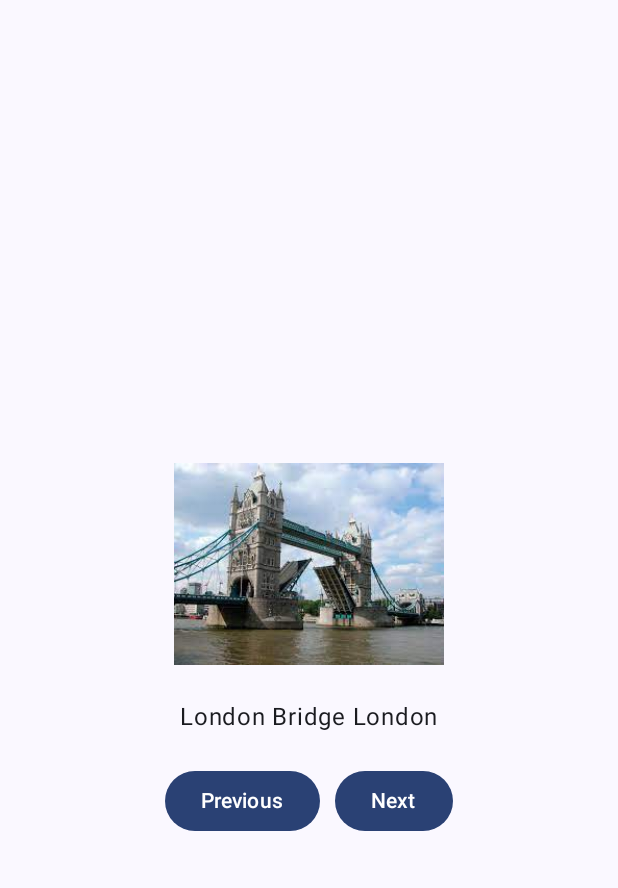
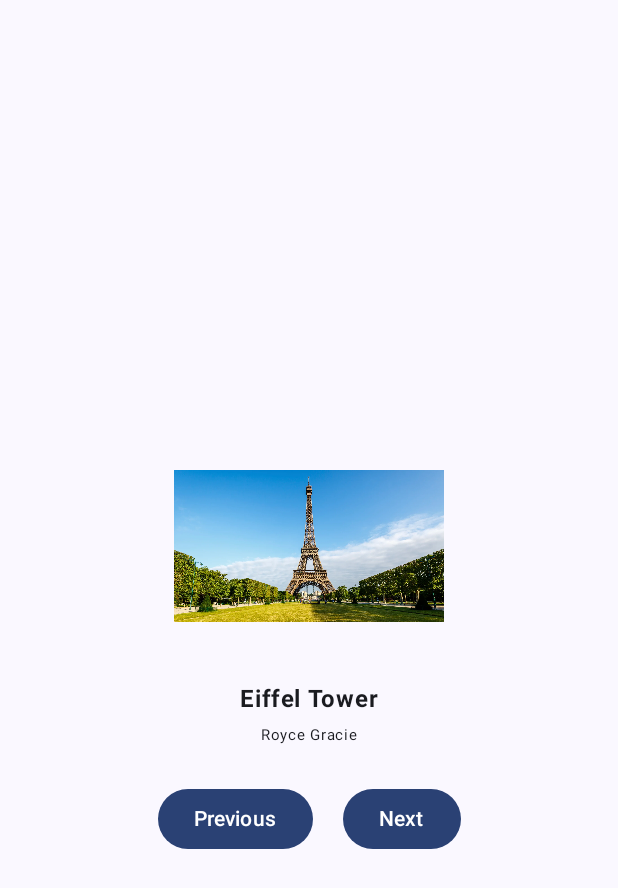
Before and after one commit to lalhming-muana/Repo_testna_app, an Android app built with Jetpack Compose: the screen it shows after launch (MainActivity), after a tap on "Next", on a phone screen of 412 x 824 dp. Shown: the top 888 px of the screen. Run offline under Robolectric (Android 15) with nearby library versions, the phone set to English and light mode, and no system bars.

Commit message:
App function is complete

```diff
--- a/app/src/main/java/com/example/repo_testna/MainActivity.kt
+++ b/app/src/main/java/com/example/repo_testna/MainActivity.kt
@@ -19,12 +19,18 @@ import androidx.compose.material3.MaterialTheme
 import androidx.compose.material3.Surface
 import androidx.compose.material3.Text
 import androidx.compose.runtime.Composable
+import androidx.compose.runtime.getValue
+import androidx.compose.runtime.mutableStateOf
+import androidx.compose.runtime.remember
+import androidx.compose.runtime.setValue
 import androidx.compose.ui.Alignment
 import androidx.compose.ui.Modifier
 import androidx.compose.ui.draw.clip
 import androidx.compose.ui.res.painterResource
+import androidx.compose.ui.text.font.FontWeight
 import androidx.compose.ui.tooling.preview.Preview
 import androidx.compose.ui.unit.dp
+import androidx.compose.ui.unit.sp
 import com.example.repo_testna.ui.theme.Repo_testnaTheme
 
 class MainActivity : ComponentActivity() {
@@ -44,36 +50,62 @@ class MainActivity : ComponentActivity() {
     }
 }
 
+data class ImageInfo(val resourceId: Int, val description: String, val author: String)
+
 @Composable
 fun Greeting(modifier: Modifier = Modifier) {
+
+    val images = listOf(
+        ImageInfo(resourceId = R.drawable.london_bridge,description ="London Bridge", author="Frank Shamrock" ),
+        ImageInfo(resourceId = R.drawable.eiffel_tower,description ="Eiffel Tower", author="Royce Gracie"  ),
+        ImageInfo(resourceId = R.drawable.statue_of_liberty,description ="Statue of liberty", author="Tim Dillion"  ))
 
         Column(modifier = Modifier.padding(top= 20.dp),
                           verticalArrangement = Arrangement.Center,
                           horizontalAlignment = Alignment.CenterHorizontally  ) {
             val image = painterResource(R.drawable.london_bridge)
 
+            var currentIndex by remember { mutableStateOf(0) }
+
             Image(
-                painter = image,
-                contentDescription = "London bridge",
+                painter = painterResource(id = images[currentIndex].resourceId),
+                contentDescription = images[currentIndex].description,
                 modifier = Modifier.size(height=180.dp, width= 180.dp)
 
             )
 
             Text(
-                text = "London Bridge London",
-                modifier = modifier
+                text = images[currentIndex].description,
+                modifier = modifier,
+                fontWeight = FontWeight.Bold
+            )
+            Text(
+                text = images[currentIndex].author,
+                modifier = modifier,
+                fontSize = 10.sp
             )
             Spacer(Modifier.height(20.dp))
             Row(){
-                    Button(onClick = { /*TODO*/ },
+                    Button(onClick = { if (currentIndex > 0) {
+                        currentIndex--
+                    }
+                    },
+                        enabled = currentIndex > 0
                     )
                     {
                         Text("Previous")
                     }
 
-                    Button(onClick = { /*TODO*/ },
-                            modifier= Modifier.padding(start = 10.dp),
-                        ) {
+
+                    Button(onClick = { if (currentIndex < images.size - 1) {
+                        currentIndex++
+                    }
+                    },
+                        enabled = currentIndex < images.size - 1,
+                        modifier = Modifier.padding(start = 20.dp)
+                    )
+
+                         {
                         Text("Next")
                     }
             }
```
